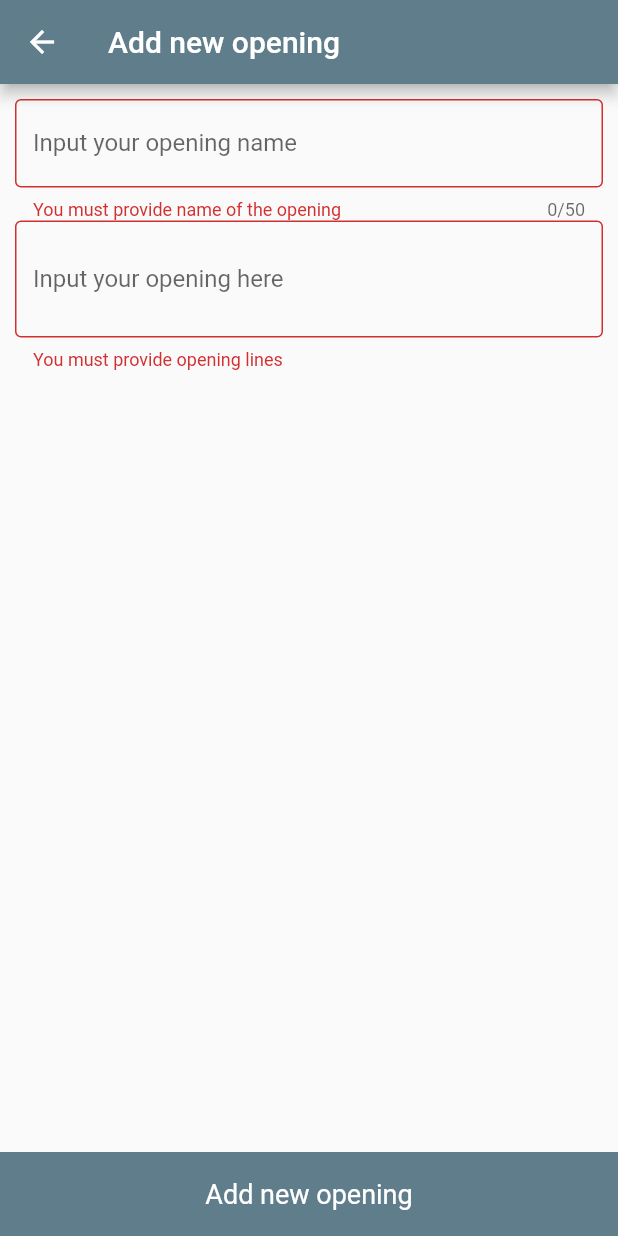
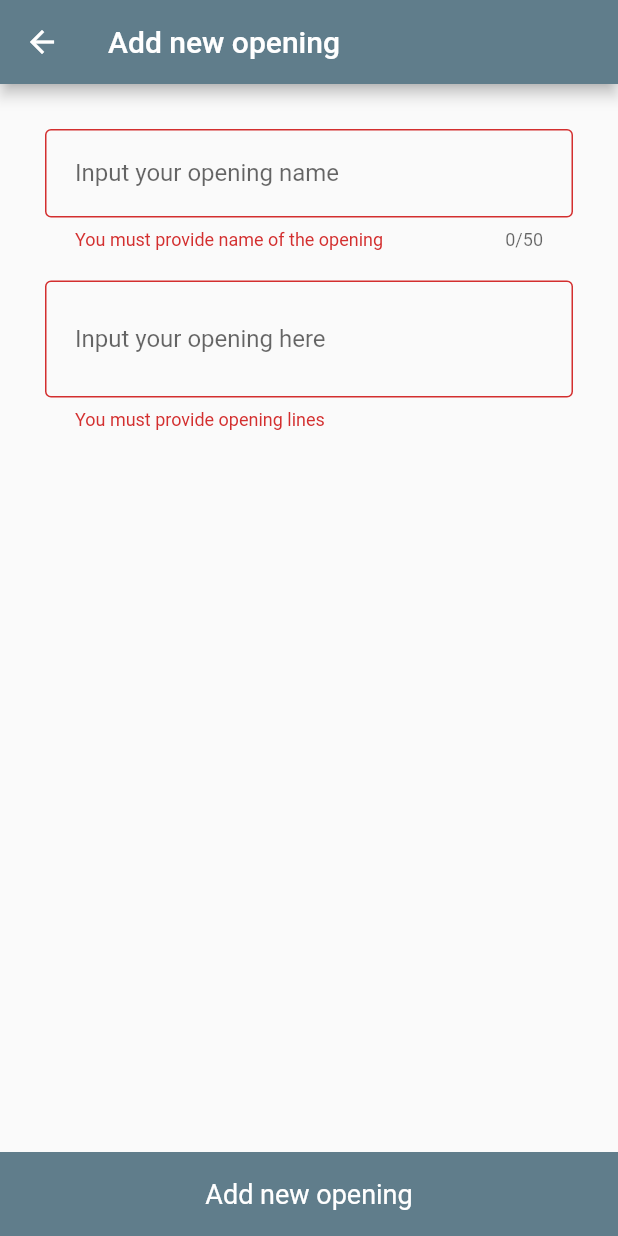
Before and after one commit to DocentSzachista/chess-opening-randomizer, a Flutter app: the AddOpening screen opened directly, after a tap on "Add new opening", on a phone screen of 412 x 824 dp. Run offline on Flutter 3.47's test engine with Material 2 defaults, Android fonts, the phone set to English and light mode, and no system bars; our stand-ins replace sqflite; accounts and stored records are empty.

Commit message:
Clean code a little bit

```diff
--- a/lib/page/create_opening.dart
+++ b/lib/page/create_opening.dart
@@ -1,4 +1,5 @@
 import 'package:chess/models/chess_game.dart';
+import 'package:chess/page/openings.dart';
 import 'package:flutter/material.dart';
 
 import 'package:chess/widgets/footer_button.dart';
@@ -19,8 +20,8 @@ class _AddOpeningState extends State<AddOpening> {
   static const String openingError = 'You must provide opening lines';
   final openingNameController = TextEditingController();
   final openingController = TextEditingController();
-  bool _validateOpeningName = false;
-  bool _validateOpening= false;
+  bool _validateOpeningName = true;
+  bool _validateOpening= true;
 
   @override
   void dispose(){
@@ -38,25 +39,53 @@ class _AddOpeningState extends State<AddOpening> {
     );
   }
 
+  /// utility funcion that displays AlertDialog after insertion new item to dabase
+  void _infoDialog(){
+    AlertDialog dialog = AlertDialog(
+      title: const Text("Added new opening", textAlign: TextAlign.center,),
+      content: const Icon(Icons.check_circle, color: Colors.green,),
+      actions: <Widget>[
+        Container(
+
+            decoration: BoxDecoration(color: Colors.blueGrey),
+            alignment: Alignment.center,
+            child: TextButton(onPressed: () async {
+
+              Navigator.pop(context, true);
+              await Navigator.of(context).push(MaterialPageRoute(builder: (context) =>OpeningsPage()));
+            },
+                child: const Text("Oki", style: TextStyle(color: Colors.white),))
+        ),
+      ],
+    );
+    showDialog(context: context, builder: (context){
+      return dialog;
+    });
+
+  }
+
+
+  /// function to perform verification and later input to database
   void checkInputs(BuildContext context) async{
     setState(() {
         _validateOpening = openingController.text.isNotEmpty;
         _validateOpeningName = openingNameController.text.isNotEmpty;
-
     });
     if(_validateOpeningName && _validateOpeningName) {
       Game game = Game(
           moves: openingController.text,
           openingName: openingNameController.text,
       );
-      var cos = await ChessDatabase.instance.create(game);
+      var cos = await ChessDatabase.instance.readAll(); //ChessDatabase.instance.create(game);
+      _infoDialog();
     }
   }
+
 
   @override
   Widget retrieveForm() {
     return Padding(
-      padding: EdgeInsets.all(10),
+      padding: EdgeInsets.all(20),
       child: Column(
       crossAxisAlignment: CrossAxisAlignment.start,
       children: <Widget>[
--- a/lib/page/openings.dart
+++ b/lib/page/openings.dart
@@ -54,6 +54,7 @@ class _OpeningsList extends StatelessWidget {
       if(snapshot.hasData){
         List<Game> openings = snapshot.data as List<Game>;
         child = ListView(
+          padding: const EdgeInsets.all(5.0),
             children: <Widget>[
               ...openings.map(
                       (opening) => _opening(
--- a/lib/page/show_opening.dart
+++ b/lib/page/show_opening.dart
@@ -1,5 +1,6 @@
 import 'package:chess/models/chess_game.dart';
 import 'package:chess/page/openings.dart';
+import 'package:chess/widgets/footer_button.dart';
 import 'package:chess/widgets/move_table.dart';
 import 'package:flutter/material.dart';
 
@@ -16,6 +17,8 @@ class _ShowOpeningState extends State<ShowOpening> {
 
   _ShowOpeningState(this._opening);
 
+//  final FooterButton button = FooterButton(text: "text", onClick:() {print("xD");} );
+
   @override
   Widget build(BuildContext context) {
     return Scaffold(
@@ -29,8 +32,8 @@ class _ShowOpeningState extends State<ShowOpening> {
         title: Text(_opening.openingName),
       ),
       body: MoveTable( moves: _opening.convertForAppTable()),
+     // bottomNavigationBar: button,
     );
   }
 
-
 }
--- a/lib/widgets/form_fields.dart
+++ b/lib/widgets/form_fields.dart
@@ -8,29 +8,30 @@ class OpeningTextField extends StatelessWidget {
   final String labelText;
   final String errorMessage;
   final bool validate;
-  int? lenghtLimit;
-  bool allowMultiline;
+  final int? lenghtLimit;
+  final bool allowMultiline;
   OpeningTextField({
     required this.controller,
     required this.labelText,
     required this.errorMessage,
     required this.validate,
-    this.lenghtLimit,
+    this.lenghtLimit = null,
     this.allowMultiline = false });
 
   @override
   Widget build(BuildContext context) {
-    return TextField(
+    return Container(
+      padding: EdgeInsets.all(10.0),
+      child: TextField(
       controller: controller,
       decoration: InputDecoration(
         errorText: !validate ? errorMessage : null,
         border: OutlineInputBorder(),
-
-        labelText: labelText
+        labelText: labelText,
+        contentPadding: EdgeInsets.all(20.0),
       ),
       maxLength:  lenghtLimit,
-      maxLines: allowMultiline? 2 : 1,
-
+      maxLines: allowMultiline? 2 : 1,),
     );
   }
 }
--- a/lib/widgets/navigation.dart
+++ b/lib/widgets/navigation.dart
@@ -13,9 +13,10 @@ class NavigationDrawer extends StatelessWidget {
   @override
   Widget build(BuildContext context) {
     return Drawer( child: Material(
+
       color:  Colors.blueGrey,
       child: ListView(
-        padding: EdgeInsets.symmetric(horizontal: 20, vertical: 20),
+        padding: EdgeInsets.symmetric(horizontal: 20, vertical: 40),
         children: <Widget>[
            listHeader(text: "Menu"),
            listViewItem(text: "Random generator", icon: Icons.book_online, clicked: () => selectedItem(context, 0)),
```
Also changed, not shown: lib/main.dart (+4 -77 lines), lib/page/opening_generation.dart (+95 -0 lines).
